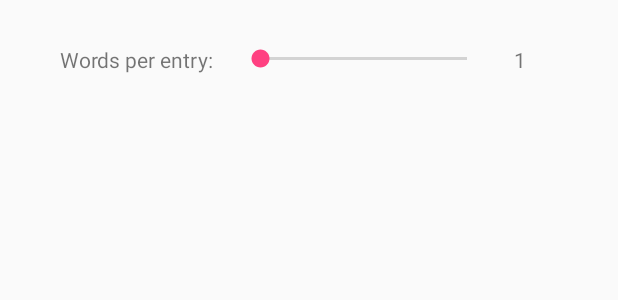
After one commit to seangovens/-words, an Android app: the layout activity_story_options.xml on its own in the app's theme, with its tools: preview values and no code run, on a phone screen of 412 x 824 dp. The commit adds this screen. Shown: the top 300 px of the screen. Run offline under Robolectric (Android 15) with nearby library versions, the phone set to English and light mode, and no system bars.

Commit message:
Added some options for creating stories - no actual story creation yet

```diff
--- a/app/src/main/AndroidManifest.xml
+++ b/app/src/main/AndroidManifest.xml
@@ -24,7 +24,8 @@
         </activity>
         <activity
             android:name=".ProfileActivity"
-            android:label="ProfileActivity"></activity>
+            android:label="ProfileActivity" />
+        <activity android:name=".StoryOptionsActivity"></activity>
     </application>
 
 </manifest>
--- /dev/null
+++ b/app/src/main/res/layout/activity_story_options.xml
@@ -0,0 +1,31 @@
+<?xml version="1.0" encoding="utf-8"?>
+<TableLayout
+    android:layout_width="fill_parent"
+    android:layout_height="fill_parent"
+    xmlns:android="http://schemas.android.com/apk/res/android">
+
+    <TableRow
+        android:layout_marginRight="40dp"
+        android:layout_marginLeft="40dp"
+        android:layout_marginTop="30dp"
+        android:layout_marginBottom="30dp">
+        <TextView
+            android:layout_marginRight="15dp"
+            android:layout_column="0"
+            android:text="Words per entry:"/>
+
+        <SeekBar
+            android:layout_marginRight="15dp"
+            android:layout_column="1"
+            android:id="@+id/wordAmountBar"
+            android:max="9"
+            android:layout_width="170dp"
+            android:layout_height="wrap_content"/>
+
+        <TextView
+            android:layout_column="2"
+            android:text="1"
+            android:id="@+id/wordNum"/>
+    </TableRow>
+
+</TableLayout>
```
Also changed, not shown: app/src/main/java/com/example/peachcobbler/words/ProfileActivity.java (+13 -1 lines), app/src/main/java/com/example/peachcobbler/words/StoryOptionsActivity.java (added, +36 -0 lines).
